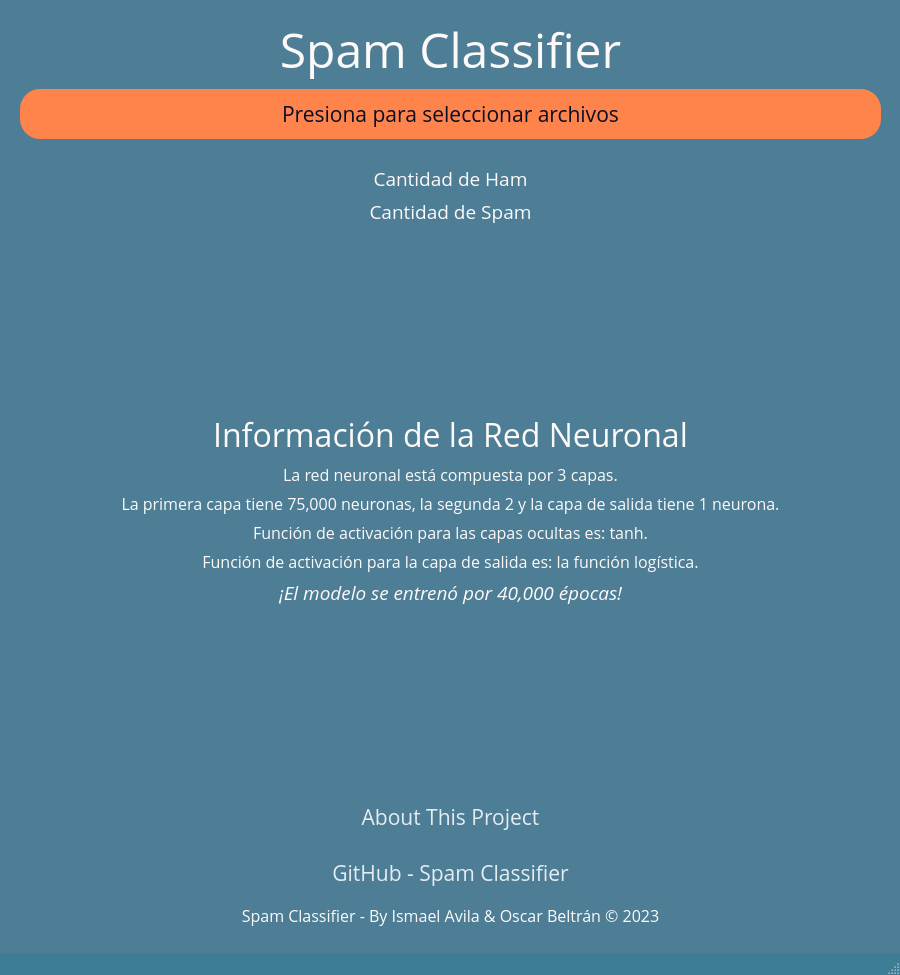
First picture: the form in main_window.ui, repository ismaelg-avilag/mlp-spam-classifier, before the edit.
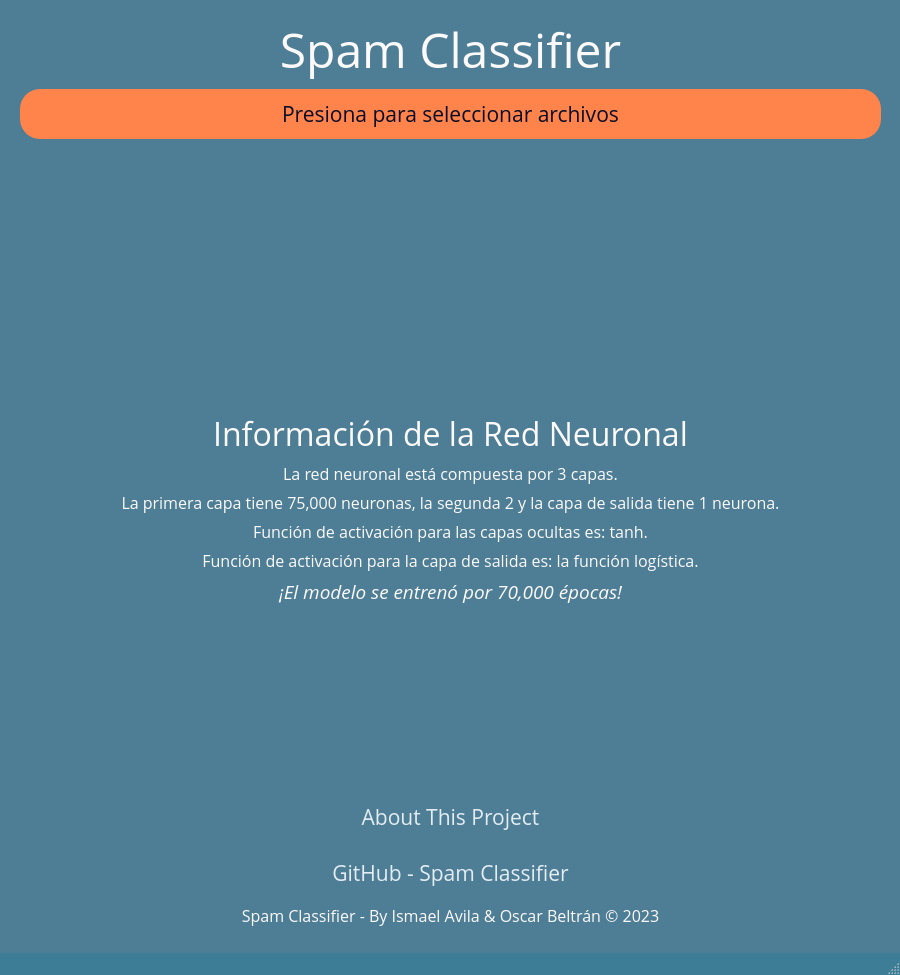
Second picture: the form after the edit. Icons and pictures are not drawn.

Commit message: Últimas modificaciones de la interfaz

```diff
--- a/main_window.ui
+++ b/main_window.ui
@@ -137,7 +137,7 @@
 }</string>
        </property>
        <property name="text">
-        <string>Cantidad de Ham</string>
+        <string/>
        </property>
        <property name="alignment">
         <set>Qt::AlignCenter</set>
@@ -180,7 +180,7 @@
 }</string>
        </property>
        <property name="text">
-        <string>¡El modelo se entrenó por 40,000 épocas!</string>
+        <string>¡El modelo se entrenó por 70,000 épocas!</string>
        </property>
        <property name="alignment">
         <set>Qt::AlignCenter</set>
@@ -316,7 +316,7 @@
 }</string>
        </property>
        <property name="text">
-        <string>Cantidad de Spam</string>
+        <string/>
        </property>
        <property name="alignment">
         <set>Qt::AlignCenter</set>
```
Left out of the diff: 9 changed lines with no effect on the pictures.
